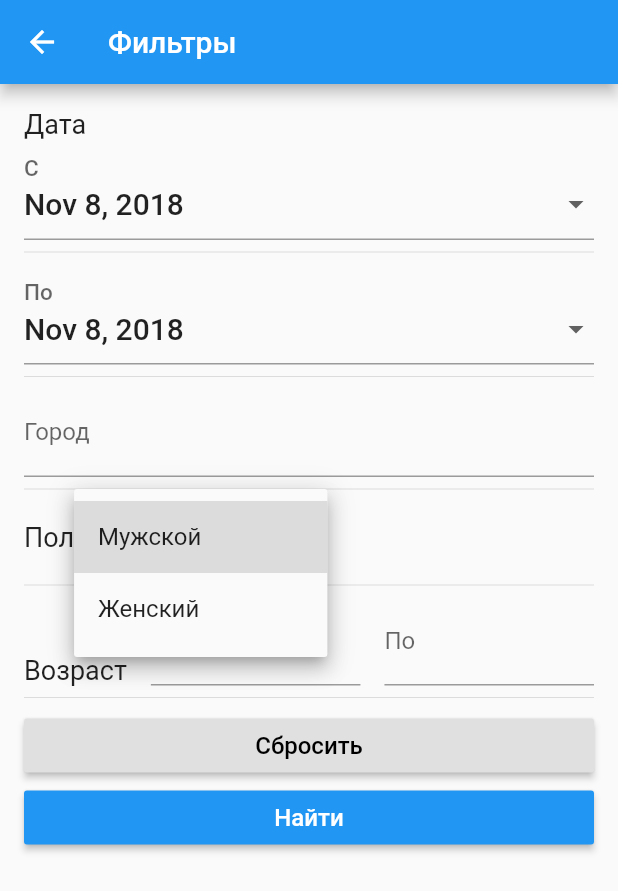
After one commit to m-obrubov/mobile-kp, a Flutter app: the StatisticsFilterPage screen opened directly, after a tap on "Выберите пол", on a phone screen of 412 x 824 dp. The commit adds this screen. Shown: the top 891 px of the screen. Run offline on Flutter 3.47's test engine with Material 2 defaults, Android fonts, the phone set to English and light mode, and no system bars.

Commit message:
Реализована страница с фильтрами и связана со статистикой

```diff
--- /dev/null
+++ b/questionnaire_fe/lib/domain/constants.dart
@@ -0,0 +1,26 @@
+class Gender extends Constant {
+  static final Gender MALE = new Gender('Мужской', 'MALE');
+  static final Gender FEMALE = new Gender('Женский', 'FEMALE');
+
+  Gender(String title, value) : super(title, value);
+
+  factory Gender.fromTitle(String title) {
+    switch(title) {
+      case 'Мужской':
+        return MALE;
+        break;
+      case 'Женский':
+        return FEMALE;
+        break;
+      default:
+        return null;
+    }
+  }
+}
+
+class Constant {
+  final String title;
+  var value;
+
+  Constant(this.title, this.value);
+}
--- a/questionnaire_fe/lib/pages/button.dart
+++ b/questionnaire_fe/lib/pages/button.dart
@@ -3,12 +3,14 @@ import 'package:flutter/material.dart';
 class WideRaisedButton extends StatelessWidget {
   final VoidCallback onPressed;
   final String text;
+  final Color color;
   final double fontSize;
   final Color textColor;
 
   const WideRaisedButton({
     @required this.onPressed,
     this.text,
+    this.color,
     this.fontSize = 16.0,
     this.textColor = Colors.white
   });
@@ -26,7 +28,7 @@ class WideRaisedButton extends StatelessWidget {
           ),
         ],
       ),
-      color: Theme.of(context).accentColor,
+      color: color ?? Theme.of(context).accentColor,
       textColor: textColor,
     );
   }
--- /dev/null
+++ b/questionnaire_fe/lib/pages/filters.dart
@@ -0,0 +1,194 @@
+import 'package:flutter/material.dart';
+import 'package:intl/intl.dart';
+import 'package:questionnaire_fe/domain/constants.dart';
+import 'package:questionnaire_fe/pages/button.dart';
+import 'package:questionnaire_fe/pages/navigation.dart';
+import 'package:questionnaire_fe/pages/statistics.dart';
+
+class StatisticsFilterPage extends StatefulWidget {
+  @override
+  State<StatefulWidget> createState() => new _StatisticsFilterPageState();
+}
+
+class _StatisticsFilterPageState extends State<StatisticsFilterPage> {
+  DateTime _dateFrom = DateTime.now();
+  DateTime _dateTo = DateTime.now();
+  TextEditingController _cityController = new TextEditingController();
+  Constant _gender;
+  TextEditingController _ageFromController = new TextEditingController();
+  TextEditingController _ageToController = new TextEditingController();
+
+  final _textStyle = TextStyle(fontSize: 18.0);
+
+  @override
+  Widget build(BuildContext context) {
+    return Scaffold(
+      appBar: AppBar(
+        title: Text('Фильтры'),
+      ),
+      body: SingleChildScrollView(
+        padding: new EdgeInsets.all(16.0),
+        scrollDirection: Axis.vertical,
+        child: Column(
+          mainAxisSize: MainAxisSize.min,
+          crossAxisAlignment: CrossAxisAlignment.start,
+          children: <Widget>[
+            Text(
+              'Дата',
+              style: _textStyle,
+            ),
+            _DatePicker(
+              labelText: 'С',
+              selectedDate: _dateFrom,
+              selectDate: (date) {
+                setState(() {
+                  _dateFrom = date;
+                });
+              },
+            ),
+            Divider(),
+            _DatePicker(
+              labelText: 'По',
+              selectedDate: _dateTo,
+              selectDate: (date) {
+                setState(() {
+                  _dateTo = date;
+                });
+              },
+            ),
+            Divider(),
+            TextField(
+              controller: _cityController,
+              decoration: InputDecoration(
+                labelText: 'Город',
+              ),
+            ),
+            Divider(),
+            Row(
+              mainAxisAlignment: MainAxisAlignment.start,
+              children: <Widget>[
+                Text(
+                  'Пол',
+                  style: _textStyle,
+                ),
+                SizedBox(width: 16.0,),
+                DropdownButton<String>(
+                  value: _gender != null ? _gender.title : null,
+                  hint: Text('Выберите пол'),
+                  items: <String>['Мужской', 'Женский'].map((String value) {
+                    return new DropdownMenuItem<String>(
+                      value: value,
+                      child: Text(value)
+                    );
+                  }).toList(),
+                  onChanged: (String value) { setState(() {
+                    _gender = Gender.fromTitle(value);
+                  }); },
+                ),
+              ],
+            ),
+            Divider(),
+            Flexible(
+              child: Row(
+                mainAxisAlignment: MainAxisAlignment.start,
+                crossAxisAlignment: CrossAxisAlignment.end,
+                mainAxisSize: MainAxisSize.min,
+                children: <Widget>[
+                  Text(
+                    'Возраст',
+                    style: _textStyle,
+                  ),
+                  SizedBox(width: 16.0),
+                  Flexible(
+                    child: TextField(
+                      controller: _ageFromController,
+                      decoration: InputDecoration(
+                          labelText: 'С'
+                      ),
+                      keyboardType: TextInputType.number,
+                    ),
+                  ),
+                  SizedBox(width: 16.0),
+                  Flexible(
+                    child: TextField(
+                      controller: _ageToController,
+                      decoration: InputDecoration(
+                        labelText: 'По',
+                      ),
+                      keyboardType: TextInputType.number,
+                    ),
+                  ),
+                ],
+              ),
+            ),
+
+            Divider(),
+            WideRaisedButton(
+              onPressed: () {
+                setState(() {
+                  _dateFrom = DateTime.now();
+                  _dateTo = DateTime.now();
+                  _cityController.text = '';
+                  _gender = null;
+                  _ageFromController.text = '';
+                  _ageToController.text = '';
+                });
+              },
+              text: "Сбросить",
+              color: Theme.of(context).buttonColor,
+              textColor: Colors.black,
+            ),
+            WideRaisedButton(
+              onPressed: () => moveWithHistory(context, new StatisticsPage()),
+              text: "Найти",
+            ),
+          ],
+        )
+      ),
+    );
+  }
+}
+
+class _DatePicker extends StatelessWidget {
+  final String labelText;
+  final DateTime selectedDate;
+  final ValueChanged<DateTime> selectDate;
+
+  _DatePicker({Key key, this.labelText, this.selectedDate, this.selectDate}) : super(key: key);
+
+  @override
+  Widget build(BuildContext context) {
+    final TextStyle valueStyle = Theme.of(context).textTheme.title;
+    return InkWell(
+      onTap: () => _selectDate(context),
+      child: InputDecorator(
+        decoration: InputDecoration(
+          labelText: labelText,
+        ),
+        baseStyle: valueStyle,
+        child: Row(
+          mainAxisAlignment: MainAxisAlignment.spaceBetween,
+          mainAxisSize: MainAxisSize.min,
+          children: <Widget>[
+            Text(DateFormat.yMMMd().format(selectedDate), style: valueStyle),
+            Icon(Icons.arrow_drop_down,
+                color: Theme.of(context).brightness == Brightness.light ? Colors.grey.shade700 : Colors.white70
+            ),
+
+          ],
+        ),
+      ),
+    );
+  }
+
+  Future<void> _selectDate(BuildContext context) async {
+    final DateTime picked = await showDatePicker(
+        context: context,
+        initialDate: selectedDate,
+        firstDate: DateTime(2015),
+        lastDate: DateTime(2101)
+    );
+    if (picked != null && picked != selectedDate)
+      selectDate(picked);
+  }
+}
--- a/questionnaire_fe/lib/pages/home.dart
+++ b/questionnaire_fe/lib/pages/home.dart
@@ -1,5 +1,6 @@
 import 'package:flutter/material.dart';
 import 'package:questionnaire_fe/pages/button.dart';
+import 'package:questionnaire_fe/pages/filters.dart';
 import 'package:questionnaire_fe/pages/login.dart';
 import 'package:questionnaire_fe/pages/navigation.dart';
 import 'package:questionnaire_fe/pages/profile.dart';
@@ -24,7 +25,7 @@ class Home extends StatelessWidget {
         IconButton(
             icon: Icon(Icons.warning),
             color: Colors.yellow,
-            onPressed: () => moveWithHistory(context, new StatisticsPage())
+            onPressed: () => moveWithHistory(context, new StatisticsFilterPage())
         ),
         IconButton(
           icon: Icon(Icons.account_circle),
```
Also changed, not shown: questionnaire_fe/lib/pages/statistics.dart (+2 -55 lines), questionnaire_fe/pubspec.yaml (+1 -7 lines).
